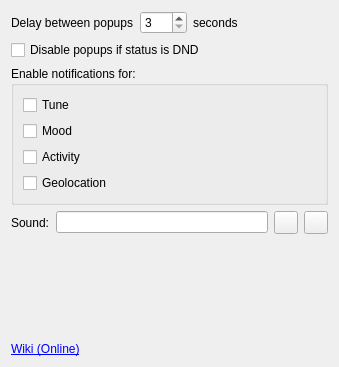
Old version of the form generic/pepchangenotifyplugin/options.ui in the repository psi-im/plugins.
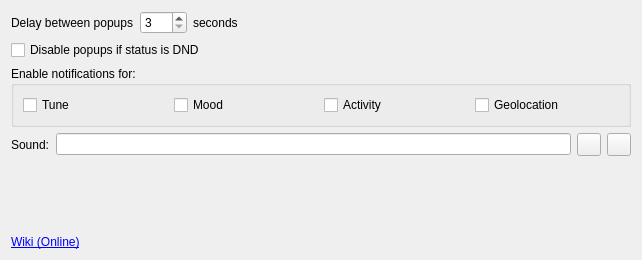
New version of the form.

What changed in the file:
```diff
--- a/generic/pepchangenotifyplugin/options.ui
+++ b/generic/pepchangenotifyplugin/options.ui
@@ -6,8 +6,8 @@
    <rect>
     <x>0</x>
     <y>0</y>
-    <width>339</width>
-    <height>367</height>
+    <width>642</width>
+    <height>260</height>
    </rect>
   </property>
   <property name="windowTitle">
@@ -73,7 +73,7 @@
      <property name="title">
       <string>Enable notifications for:</string>
      </property>
-     <layout class="QVBoxLayout" name="verticalLayout">
+     <layout class="QHBoxLayout" name="horizontalLayout_3">
       <item>
        <widget class="QCheckBox" name="cb_tune">
         <property name="text">
```
